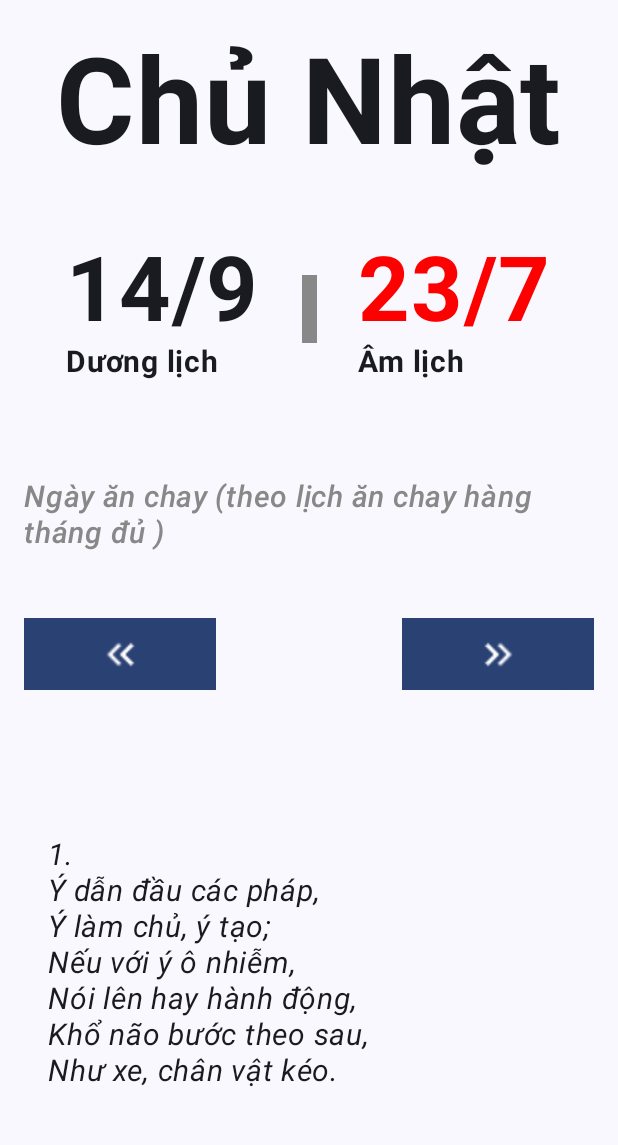
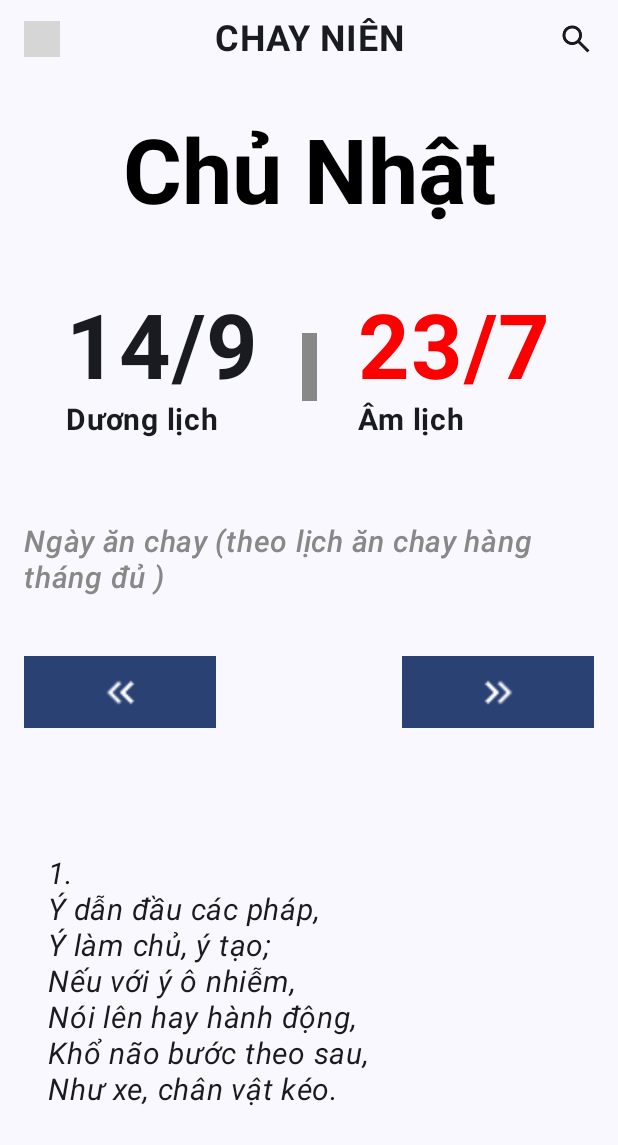
Before and after one commit to SonHoang1002/Vegetabian_calendar, an Android app built with Jetpack Compose: the screen it shows after launch (MainActivity), on a phone screen of 412 x 824 dp. Shown: the top 1145 px of the screen. Run offline under Robolectric (Android 15) with nearby library versions, the phone set to English and light mode, and no system bars; grey boxes are pictures that could not be loaded.

Commit message:
Add AppBar

```diff
--- a/app/build.gradle.kts
+++ b/app/build.gradle.kts
@@ -1,3 +1,4 @@
+
 plugins {
     alias(libs.plugins.android.application)
     alias(libs.plugins.kotlin.android)
--- /dev/null
+++ b/app/src/main/java/com/hts/vegetabiancalendar/ui/components/AppBar.kt
@@ -0,0 +1,84 @@
+package com.hts.vegetabiancalendar.ui.components
+
+import android.provider.CalendarContract
+import androidx.compose.foundation.background
+import androidx.compose.foundation.layout.Arrangement
+import androidx.compose.foundation.layout.Box
+import androidx.compose.foundation.layout.Row
+import androidx.compose.foundation.layout.fillMaxHeight
+import androidx.compose.foundation.layout.fillMaxSize
+import androidx.compose.foundation.layout.fillMaxWidth
+import androidx.compose.foundation.layout.height
+import androidx.compose.foundation.layout.padding
+import androidx.compose.foundation.layout.width
+import androidx.compose.material.Colors
+import androidx.compose.material3.Icon
+import androidx.compose.material3.MaterialTheme
+import androidx.compose.material3.Text
+import androidx.compose.runtime.Composable
+import androidx.compose.ui.Alignment
+import androidx.compose.ui.Modifier
+import androidx.compose.ui.graphics.Color
+import androidx.compose.ui.res.painterResource
+import androidx.compose.ui.res.stringResource
+import androidx.compose.ui.text.font.Font
+import androidx.compose.ui.text.font.FontFamily
+import androidx.compose.ui.text.font.FontWeight
+import androidx.compose.ui.text.style.TextAlign
+import androidx.compose.ui.unit.dp
+import androidx.compose.ui.unit.sp
+import com.hts.vegetabiancalendar.R
+
+@Composable
+fun BuildAppBar() {
+    val height = 51
+    Row(
+        modifier = Modifier
+            .fillMaxWidth()
+            .height(height.dp)
+//            .padding(vertical = 8.dp)
+//            .background(color = Color.Red)
+        ,
+        verticalAlignment = Alignment.CenterVertically,
+    ) {
+        Icon(
+            painter = painterResource(id = R.drawable.setting_icon),
+            contentDescription = "Setting Icon",
+            modifier = Modifier
+                .height(24.dp)
+                .width(24.dp),
+            tint = MaterialTheme.colorScheme.onBackground
+        )
+
+        // Title chiếm toàn bộ khoảng giữa
+        BuildTitle(
+            modifier = Modifier.weight(1f)
+        )
+
+        Icon(
+            painter = painterResource(id = R.drawable.search),
+            contentDescription = "Search Icon",
+            modifier = Modifier
+                .height(24.dp)
+                .width(24.dp),
+            tint = MaterialTheme.colorScheme.onBackground
+        )
+    }
+}
+
+@Composable
+fun BuildTitle(modifier: Modifier = Modifier) {
+    Box(
+        modifier = modifier.fillMaxHeight(),
+        contentAlignment = Alignment.Center
+    ) {
+        Text(
+            text = stringResource(R.string.app_name),
+//            modifier = Modifier.background(Color.Blue),
+            fontSize = 24.sp,
+            fontWeight = FontWeight.Bold,
+            textAlign = TextAlign.Center,
+//            fontFamily = FontFamily(Font(R.font.inknut_antiqua_medium))
+        )
+    }
+}
--- a/app/src/main/java/com/hts/vegetabiancalendar/ui/screen/HomeScreen.kt
+++ b/app/src/main/java/com/hts/vegetabiancalendar/ui/screen/HomeScreen.kt
@@ -19,6 +19,8 @@ import androidx.compose.foundation.layout.systemBarsPadding
 import androidx.compose.foundation.layout.width
 import androidx.compose.foundation.lazy.LazyColumn
 import androidx.compose.foundation.lazy.items
+import androidx.compose.foundation.text.BasicText
+import androidx.compose.foundation.text.TextAutoSize
 import androidx.compose.material3.Button
 import androidx.compose.material3.Divider
 import androidx.compose.material3.HorizontalDivider
@@ -43,6 +45,7 @@ import androidx.navigation.NavHostController
 import com.hts.vegetabiancalendar.model.ModelVerseDhammapada
 import com.hts.vegetabiancalendar.model.MyLunarDate
 import com.hts.vegetabiancalendar.model.MyReason
+import com.hts.vegetabiancalendar.ui.components.BuildAppBar
 import com.hts.vegetabiancalendar.util.ConvertUtil
 import com.hts.vegetabiancalendar.util.getDescriptionsForText
 import com.hts.vegetabiancalendar.util.isVegetabianDayWithSolarLocalDateTime
@@ -77,6 +80,7 @@ fun HomeScreen(
             verticalArrangement = Arrangement.Center,
             horizontalAlignment = Alignment.CenterHorizontally
         ) {
+            BuildAppBar()
             Box(
                 modifier = Modifier
                     .weight(1f),
@@ -84,7 +88,6 @@ fun HomeScreen(
             ) {
                 BuildSolarDayOfWeek(viewModel, currentLocalDateTime)
             }
-
             Row(
                 modifier = Modifier
                     .fillMaxWidth()
@@ -139,10 +142,18 @@ fun HomeScreen(
 fun BuildSolarDayOfWeek(viewModel: MyViewModel, currentLocalDateTime: LocalDateTime) {
     val currentSolarDayOfWeek =
         ConvertUtil().convertToDayOfWeekValue(currentLocalDateTime.dayOfWeek.value)
-    Text(
-        currentSolarDayOfWeek,
-        fontSize = 80.sp,
-        fontWeight = FontWeight.Bold,
+
+    BasicText(
+        text = currentSolarDayOfWeek,
+        autoSize = TextAutoSize.StepBased(
+            minFontSize = 10.sp,
+            maxFontSize = 60.sp,
+            stepSize = 5.sp,
+        ),
+        style = TextStyle(
+            fontWeight = FontWeight.Bold,
+            textAlign = TextAlign.Center
+        )
     )
 }
 
@@ -182,7 +193,7 @@ fun BuildLunar(localDateTime: LocalDateTime, lunarStatusDayData: Pair<Boolean, M
             fontSize = 20.sp,
             fontWeight = FontWeight.Bold,
 
-        )
+            )
     }
 }
 
@@ -250,7 +261,7 @@ fun BuildSampleDhammapadaItem(viewModel: MyViewModel) {
                         modifier = Modifier.fillMaxWidth(),
                         fontSize = 20.sp,
                         fontWeight = FontWeight.Normal,
-                        fontStyle = FontStyle.Italic
+                        fontStyle = FontStyle.Italic,
                     )
                 }
 
--- a/app/src/main/res/values/strings.xml
+++ b/app/src/main/res/values/strings.xml
@@ -1,3 +1,5 @@
 <resources>
-    <string name="app_name">Vegetabian Calendar</string>
+    <string name="app_name">CHAY NIÊN</string>
+    <string name="app_name_eng">Vegetabian Calendar</string>
+
 </resources>
--- a/gradle/libs.versions.toml
+++ b/gradle/libs.versions.toml
@@ -1,18 +1,18 @@
 [versions]
 accompanistPager = "0.36.0"
-agp = "8.12.0"
-gson = "2.13.1"
-kotlin = "2.2.10"
+agp = "8.12.3"
+gson = "2.13.2"
+kotlin = "2.2.20"
 coreKtx = "1.17.0"
 junit = "4.13.2"
 junitVersion = "1.3.0"
 espressoCore = "3.7.0"
 lifecycleRuntimeKtx = "2.9.3"
-activityCompose = "1.10.1"
-composeBom = "2025.08.01"
-navigationCompose = "2.9.3"
-foundation = "1.9.0"
-uiText = "1.9.0"
+activityCompose = "1.11.0"
+composeBom = "2025.09.00"
+navigationCompose = "2.9.4"
+foundation = "1.9.1"
+uiText = "1.9.1"
 material3 = "1.3.2"
 
 [libraries]
```
Also changed, not shown: app/src/main/res/drawable/search.png (added), app/src/main/res/font/inknut_antiqua_black.ttf (added), app/src/main/res/font/inknut_antiqua_bold.ttf (added), app/src/main/res/font/inknut_antiqua_extra_bold.ttf (added), app/src/main/res/font/inknut_antiqua_light.ttf (added), app/src/main/res/font/inknut_antiqua_medium.ttf (added), app/src/main/res/font/inknut_antiqua_regular.ttf (added), app/src/main/res/font/inknut_antiqua_semi_bold.ttf (added).
